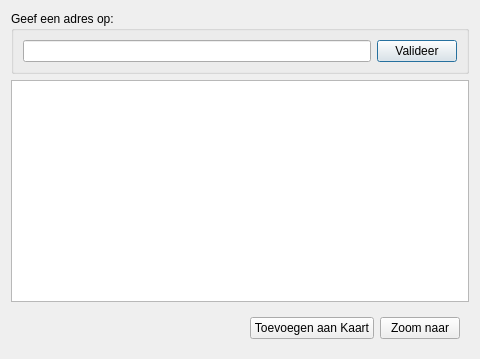
warrieka/geopunt4Qgis, file ui_geopunt4qgis.ui: the form before one commit.
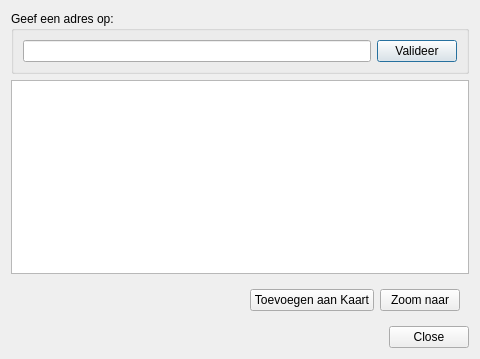
The form after the commit. Icons and pictures are not drawn.

The edit to the form file:
```diff
--- a/ui_geopunt4qgis.ui
+++ b/ui_geopunt4qgis.ui
@@ -74,6 +74,13 @@
      </layout>
     </widget>
    </item>
+   <item>
+    <widget class="QDialogButtonBox" name="buttonBox">
+     <property name="standardButtons">
+      <set>QDialogButtonBox::Close</set>
+     </property>
+    </widget>
+   </item>
   </layout>
  </widget>
  <resources>
```
Left out of the diff: 19 changed lines with no effect on the pictures.
